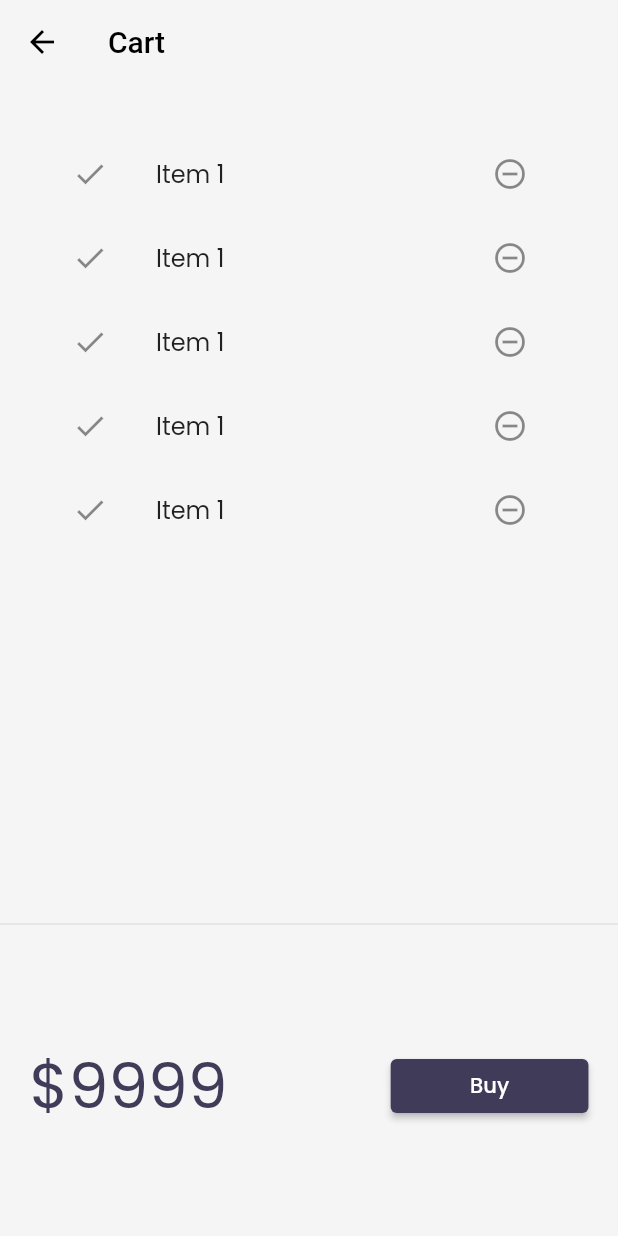
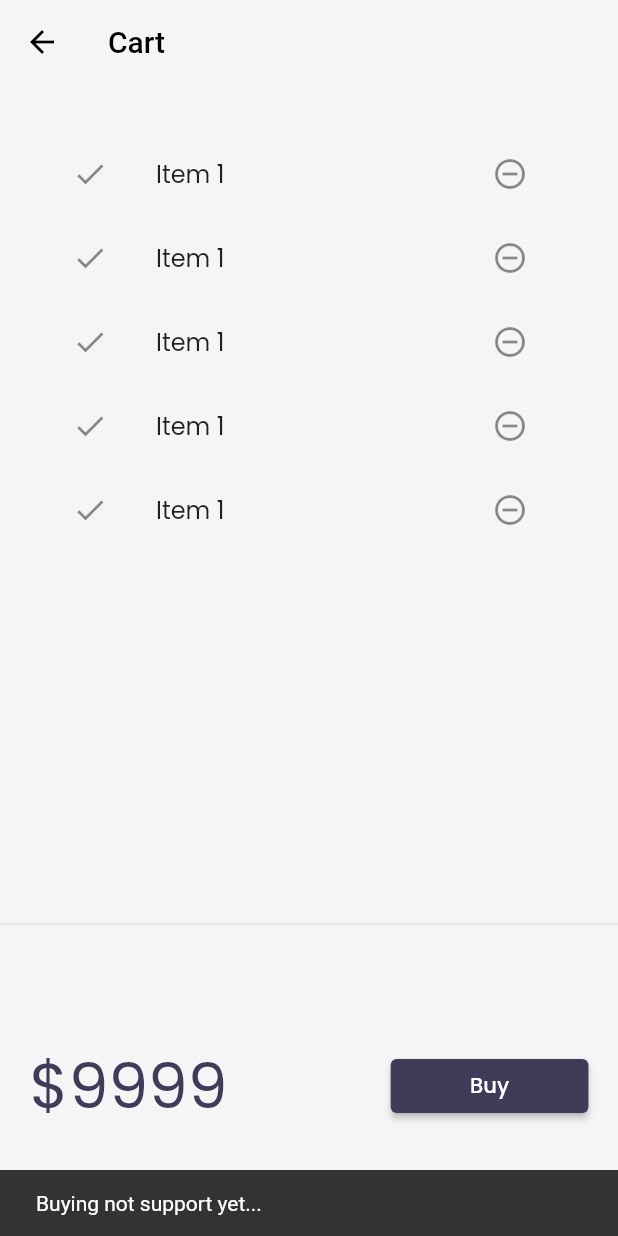
Before and after one commit to bobbysihalath/flutter_first, a Flutter app: the CartPage screen opened by its route, after a tap on "Buy", on a phone screen of 412 x 824 dp. Run offline on Flutter 3.47's test engine with Material 2 defaults, Android fonts, the phone set to English and light mode, and no system bars; our stand-ins replace google_fonts, native_pdf_renderer, pdf, velocity_x; missing offline and left inert: a package; network calls fail.

Commit message:
Scaffold Message | Cart Model | Cart list|

```diff
--- a/lib/models/catalog.dart
+++ b/lib/models/catalog.dart
@@ -1,12 +1,14 @@
 import 'dart:convert';
+
 class CatalogModel {
   static List<Item> items;
 
   // Get item by Id
-  static Item getById(int id) => items.firstWhere((element) => element.id == id, orElse: null);
+  Item getById(int id) =>
+      items.firstWhere((element) => element.id == id, orElse: null);
 
   // Get item by position
-  static Item getByPosition(int pos) => items[pos];
+  Item getByPosition(int pos) => items[pos];
 }
 
 class Item {
--- a/lib/pages/cart_page.dart
+++ b/lib/pages/cart_page.dart
@@ -32,11 +32,14 @@ class _CardTotal extends StatelessWidget {
           '\$9999'.text.xl5.color(context.theme.accentColor).make(),
           30.widthBox,
           ElevatedButton(
-                  onPressed: () {},
-                  style: ButtonStyle(
-                      backgroundColor:
-                          MaterialStateProperty.all(context.theme.buttonColor)),
-                  child: "Buy".text.white.make())
+              onPressed: () {
+                ScaffoldMessenger.of(context).showSnackBar(
+                    SnackBar(content: "Buying not support yet...".text.make()));
+              },
+              style: ButtonStyle(
+                  backgroundColor:
+                  MaterialStateProperty.all(context.theme.buttonColor)),
+              child: "Buy".text.white.make())
               .w32(context)
         ],
       ),
@@ -56,7 +59,8 @@ class _CardListState extends State<_CardList> {
   Widget build(BuildContext context) {
     return ListView.builder(
         itemCount: 5,
-        itemBuilder: (context, index) => ListTile(
+        itemBuilder: (context, index) =>
+            ListTile(
               leading: Icon(Icons.done),
               trailing: IconButton(
                 icon: Icon(Icons.remove_circle_outline),
--- a/lib/widgets/home_widgets/catalog_list.dart
+++ b/lib/widgets/home_widgets/catalog_list.dart
@@ -14,7 +14,7 @@ class CatalogList extends StatelessWidget {
       shrinkWrap: true,
       itemCount: CatalogModel.items.length,
       itemBuilder: (context, index) {
-        final catalog = CatalogModel.getByPosition(index);
+        final catalog = CatalogModel.items[index];
         return InkWell(
           onTap: () => Navigator.push(
             context,
```
Also changed, not shown: lib/models/cart.dart (added, +34 -0 lines). Lines whose indentation alone changed are shown as unchanged.
